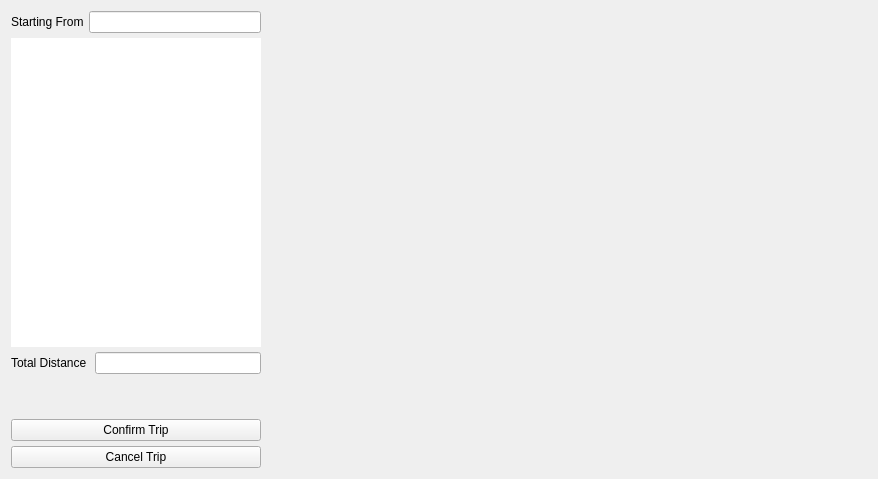
Above: restaurantwidget.ui from jwannamaker/CS1D_FastFoodProject before the change. Below: the same form after it.
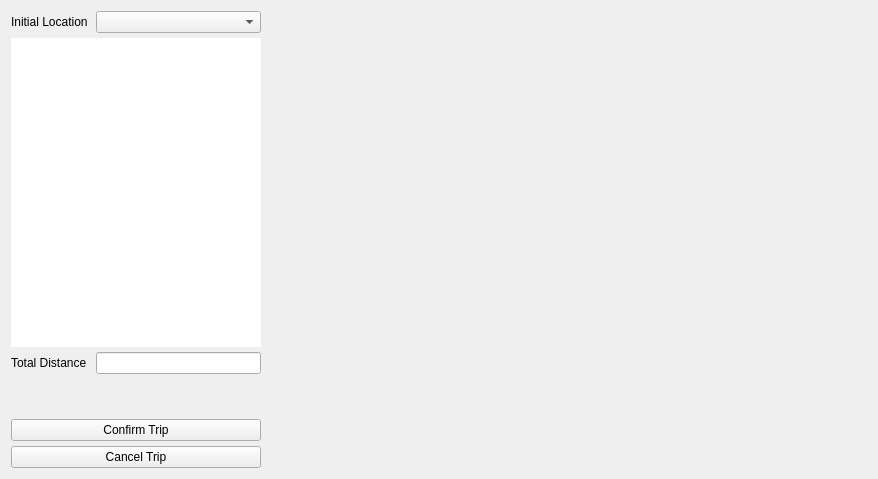
That is the form after the change.

The edit to the form file:
```diff
--- a/restaurantwidget.ui
+++ b/restaurantwidget.ui
@@ -23,17 +23,25 @@
       <layout class="QHBoxLayout" name="horizontalLayout">
        <item>
         <widget class="QLabel" name="label_2">
+         <property name="sizePolicy">
+          <sizepolicy hsizetype="Fixed" vsizetype="Preferred">
+           <horstretch>0</horstretch>
+           <verstretch>0</verstretch>
+          </sizepolicy>
+         </property>
+         <property name="minimumSize">
+          <size>
+           <width>80</width>
+           <height>0</height>
+          </size>
+         </property>
          <property name="text">
-          <string>Starting From</string>
+          <string>Initial Location</string>
          </property>
         </widget>
        </item>
        <item>
-        <widget class="QLineEdit" name="initialLocationLineEdit">
-         <property name="readOnly">
-          <bool>true</bool>
-         </property>
-        </widget>
+        <widget class="QComboBox" name="comboBox_initialLocation"/>
        </item>
       </layout>
      </item>
@@ -81,6 +89,12 @@
       <layout class="QHBoxLayout" name="horizontalLayout_2">
        <item>
         <widget class="QLabel" name="label_3">
+         <property name="minimumSize">
+          <size>
+           <width>80</width>
+           <height>0</height>
+          </size>
+         </property>
          <property name="text">
           <string>Total Distance </string>
          </property>
```
Left out of the diff: 2 changed lines with no effect on the pictures.
